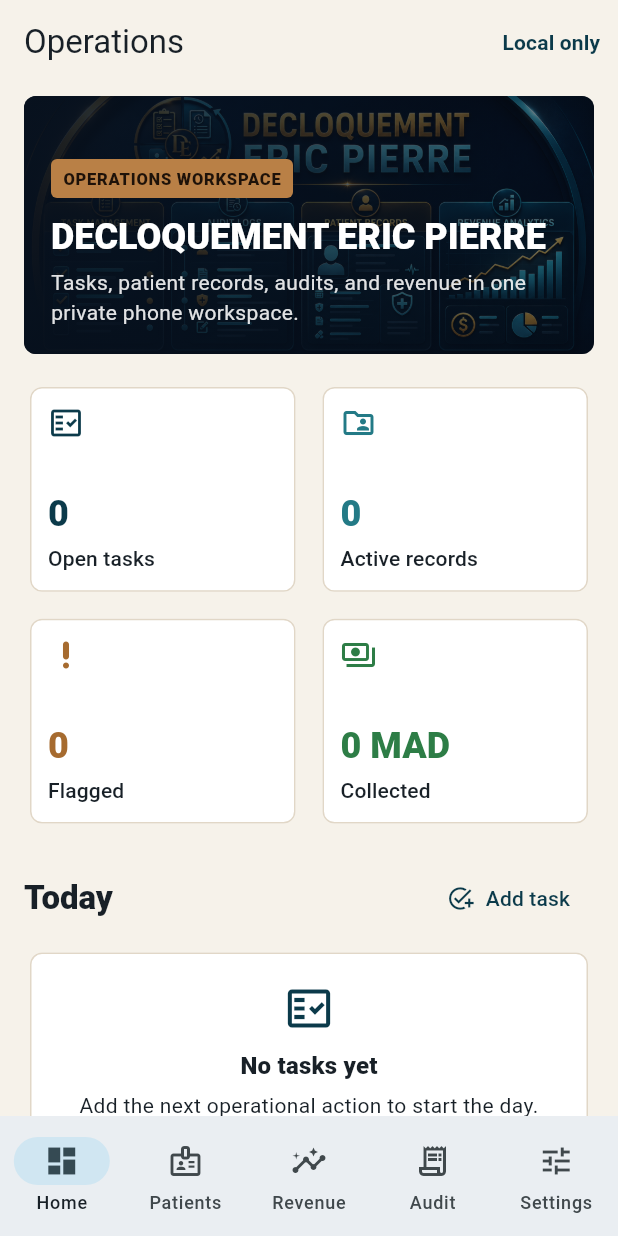
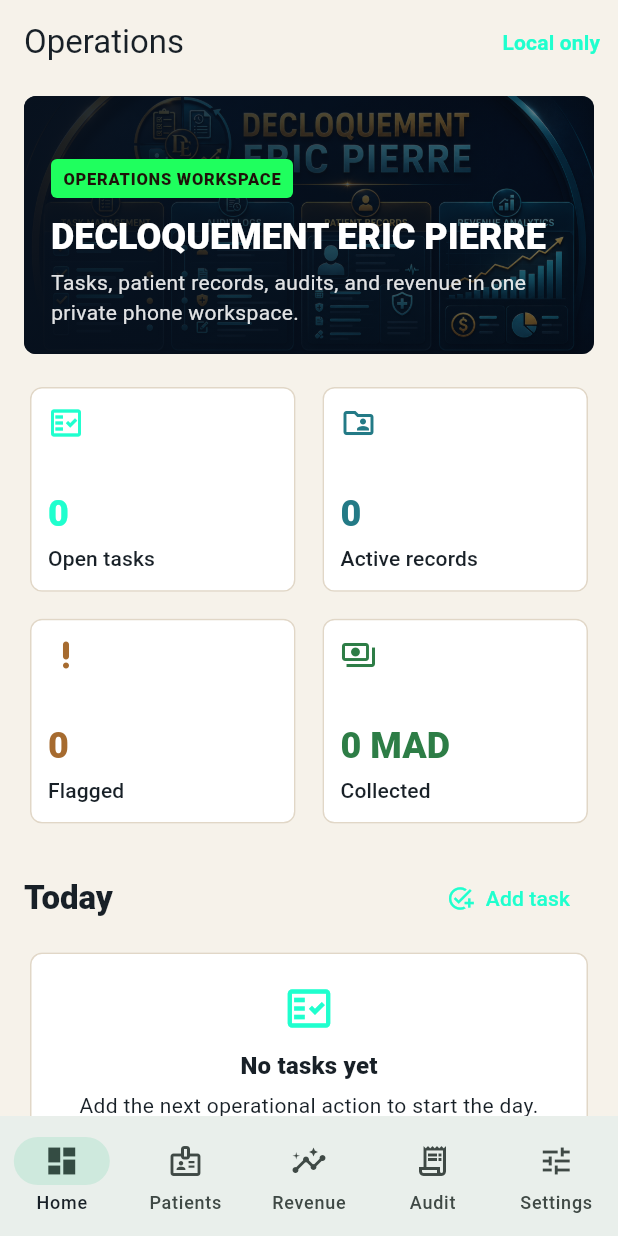
Before and after one commit to EOOrga/68d9d11e1299230338f3737d, a Flutter app: the screen it shows after launch, on a phone screen of 412 x 824 dp. Run offline on Flutter 3.47's test engine with Material 3 defaults, Android fonts, the phone set to English and light mode, and no system bars; our stand-ins replace shared_preferences.

```diff
--- a/lib/main.dart
+++ b/lib/main.dart
@@ -15,8 +15,8 @@ class DeploOperationsApp extends StatelessWidget {
 
   @override
   Widget build(BuildContext context) {
-    const primary = Color(0xFF0B3A4A);
-    const secondary = Color(0xFFB98046);
+    const primary = Color(0xFF1FFFCE);
+    const secondary = Color(0xFF1FFF5E);
     const surface = Color(0xFFF6F2EA);
 
     final scheme =
--- a/pubspec.yaml
+++ b/pubspec.yaml
@@ -28,4 +28,6 @@ flutter_launcher_icons:
   android: true
   ios: false
   image_path: "docs/icon.png"
+  adaptive_icon_foreground: docs/icon.png
+  adaptive_icon_background: "#1FC0FF"
   min_sdk_android: 23
```
Also changed, not shown: docs/icon.png, 11 other files.
